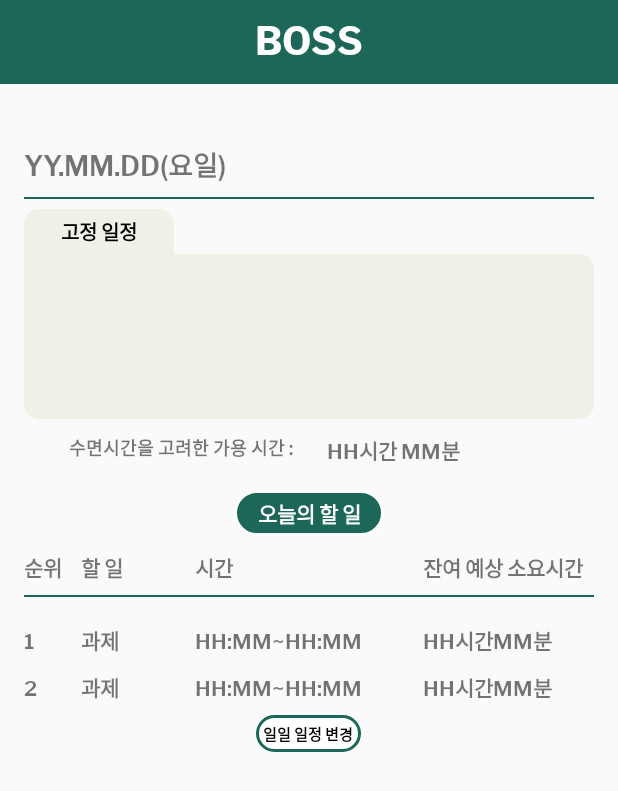
After one commit to Ginieee/22-2-Algorithm_TermProject, an Android app: the layout fragment_daily_schedule.xml on its own in the app's theme, with its tools: preview values and no code run, on a phone screen of 412 x 824 dp. The commit adds this screen. Shown: the top 791 px of the screen. Run offline under Robolectric (Android 15) with nearby library versions, the phone set to English and light mode, and no system bars.

Commit message:
create add_daily.xml, daily.xml

```diff
--- /dev/null
+++ b/app/src/main/res/layout/fragment_daily_schedule.xml
@@ -0,0 +1,261 @@
+<?xml version="1.0" encoding="utf-8"?>
+<layout xmlns:android="http://schemas.android.com/apk/res/android"
+    xmlns:tools="http://schemas.android.com/tools"
+    xmlns:app="http://schemas.android.com/apk/res-auto">
+
+    <androidx.constraintlayout.widget.ConstraintLayout
+        android:layout_width="match_parent"
+        android:layout_height="match_parent">
+
+        <TextView
+            android:id="@+id/toolbar_title"
+            android:layout_width="match_parent"
+            android:layout_height="?attr/actionBarSize"
+            android:background="@color/MainGreen"
+            android:fontFamily="@font/librefranklin_bold"
+            android:gravity="center"
+            android:text="BOSS"
+            android:textAlignment="center"
+            android:textColor="@color/white"
+            android:textSize="25sp"
+            android:textStyle="bold"
+            app:layout_constraintEnd_toEndOf="parent"
+            app:layout_constraintStart_toStartOf="parent"
+            app:layout_constraintTop_toTopOf="parent" />
+
+        <androidx.constraintlayout.widget.ConstraintLayout
+            android:id="@+id/constraintLayout"
+            android:layout_width="match_parent"
+            android:layout_height="wrap_content"
+            android:layout_marginStart="16dp"
+            android:layout_marginTop="40dp"
+            android:layout_marginEnd="16dp"
+            app:layout_constraintEnd_toEndOf="parent"
+            app:layout_constraintStart_toStartOf="parent"
+            app:layout_constraintTop_toBottomOf="@+id/toolbar_title">
+
+            <TextView
+                android:id="@+id/daily_date"
+                android:layout_width="wrap_content"
+                android:layout_height="wrap_content"
+                android:fontFamily="@font/librefranklin_semibold"
+                android:text="YY.MM.DD(요일)"
+                android:textSize="18sp"
+                app:layout_constraintStart_toStartOf="parent"
+                app:layout_constraintTop_toTopOf="parent" />
+
+            <View
+                android:id="@+id/daily_line"
+                android:layout_width="match_parent"
+                android:layout_height="2px"
+                android:layout_marginTop="8dp"
+                android:background="@color/MainGreen"
+                app:layout_constraintEnd_toEndOf="parent"
+                app:layout_constraintStart_toStartOf="parent"
+                app:layout_constraintTop_toBottomOf="@+id/daily_date" />
+
+            <TextView
+                android:id="@+id/daily_fixed_schedule"
+                style="@style/fixed_day"
+                android:layout_marginTop="8dp"
+                android:text="고정 일정"
+                app:layout_constraintStart_toStartOf="parent"
+                app:layout_constraintTop_toTopOf="@+id/daily_line" />
+
+            <LinearLayout
+                android:id="@+id/daily_fixed_schedule_body"
+                style="@style/fixed_body"
+                app:layout_constraintStart_toStartOf="parent"
+                app:layout_constraintTop_toBottomOf="@+id/daily_fixed_schedule"></LinearLayout>
+
+            <TextView
+                android:id="@+id/textView4"
+                android:layout_width="wrap_content"
+                android:layout_height="wrap_content"
+                android:layout_marginStart="30dp"
+                android:layout_marginTop="10dp"
+                android:fontFamily="@font/librefranklin_semibold"
+                android:text="수면시간을 고려한 가용 시간 : "
+                android:textSize="12sp"
+                app:layout_constraintStart_toStartOf="parent"
+                app:layout_constraintTop_toBottomOf="@+id/daily_fixed_schedule_body" />
+
+            <TextView
+                android:id="@+id/left_time"
+                android:layout_width="wrap_content"
+                android:layout_height="wrap_content"
+                android:layout_marginStart="20dp"
+                android:layout_marginTop="10dp"
+                android:fontFamily="@font/librefranklin_semibold"
+                android:text="HH시간 MM분"
+                app:layout_constraintStart_toEndOf="@+id/textView4"
+                app:layout_constraintTop_toBottomOf="@+id/daily_fixed_schedule_body" />
+
+        </androidx.constraintlayout.widget.ConstraintLayout>
+
+        <ScrollView
+            android:id="@+id/scrollView2"
+            android:layout_width="match_parent"
+            android:layout_height="wrap_content"
+            android:layout_marginTop="16dp"
+            app:layout_constraintEnd_toEndOf="parent"
+            app:layout_constraintStart_toStartOf="parent"
+            app:layout_constraintTop_toBottomOf="@+id/constraintLayout">
+
+            <LinearLayout
+                android:layout_width="match_parent"
+                android:layout_height="wrap_content"
+                android:gravity="center"
+                android:layout_marginStart="16dp"
+                android:layout_marginEnd="16dp"
+                android:orientation="vertical">
+
+                <TextView
+                    android:id="@+id/daily_work"
+                    style="@style/daily_work"
+                    android:layout_width="100dp"
+                    android:layout_height="wrap_content"
+                    android:text="오늘의 할 일" />
+
+                <LinearLayout
+                    android:id="@+id/daily_work_component"
+                    android:layout_width="match_parent"
+                    android:layout_height="match_parent"
+                    android:layout_marginTop="10dp"
+                    android:orientation="horizontal">
+
+                    <TextView
+                        android:id="@+id/textView6"
+                        android:layout_width="0dp"
+                        android:layout_height="wrap_content"
+                        android:layout_weight="1"
+                        android:fontFamily="@font/librefranklin_semibold"
+                        android:text="순위" />
+
+                    <TextView
+                        android:id="@+id/textView7"
+                        android:layout_width="0dp"
+                        android:layout_height="wrap_content"
+                        android:layout_weight="2"
+                        android:fontFamily="@font/librefranklin_semibold"
+                        android:text="할 일" />
+
+                    <TextView
+                        android:id="@+id/textView8"
+                        android:layout_width="0dp"
+                        android:layout_height="wrap_content"
+                        android:layout_weight="4"
+                        android:fontFamily="@font/librefranklin_semibold"
+                        android:text="시간" />
+
+                    <TextView
+                        android:id="@+id/textView9"
+                        android:layout_width="0dp"
+                        android:layout_height="wrap_content"
+                        android:layout_weight="3"
+                        android:fontFamily="@font/librefranklin_semibold"
+                        android:text="잔여 예상 소요시간" />
+                </LinearLayout>
+
+                <View
+                    android:id="@+id/daily_line2"
+                    android:layout_width="match_parent"
+                    android:layout_height="2px"
+                    android:layout_marginTop="8dp"
+                    android:layout_marginBottom="8dp"
+                    android:background="@color/MainGreen" />
+
+                <LinearLayout
+                    android:id="@+id/daily_work_1"
+                    android:layout_width="match_parent"
+                    android:layout_height="match_parent"
+                    android:layout_marginTop="10dp"
+                    android:orientation="horizontal">
+
+                    <TextView
+                        android:id="@+id/textView10"
+                        android:layout_width="0dp"
+                        android:layout_height="wrap_content"
+                        android:layout_weight="1"
+                        android:fontFamily="@font/librefranklin_semibold"
+                        android:text="1" />
+
+                    <TextView
+                        android:id="@+id/textView11"
+                        android:layout_width="0dp"
+                        android:layout_height="wrap_content"
+                        android:layout_weight="2"
+                        android:fontFamily="@font/librefranklin_semibold"
+                        android:text="과제" />
+
+                    <TextView
+                        android:id="@+id/textView12"
+                        android:layout_width="0dp"
+                        android:layout_height="wrap_content"
+                        android:layout_weight="4"
+                        android:fontFamily="@font/librefranklin_semibold"
+                        android:text="HH:MM~HH:MM" />
+
+                    <TextView
+                        android:id="@+id/textView13"
+                        android:layout_width="0dp"
+                        android:layout_height="wrap_content"
+                        android:layout_weight="3"
+                        android:fontFamily="@font/librefranklin_semibold"
+                        android:text="HH시간MM분" />
+                </LinearLayout>
+
+                <LinearLayout
+                    android:id="@+id/daily_work_2"
+                    android:layout_width="match_parent"
+                    android:layout_height="match_parent"
+                    android:layout_marginTop="10dp"
+                    android:orientation="horizontal">
+
+                    <TextView
+                        android:id="@+id/textView14"
+                        android:layout_width="0dp"
+                        android:layout_height="wrap_content"
+                        android:layout_weight="1"
+                        android:fontFamily="@font/librefranklin_semibold"
+                        android:text="2" />
+
+                    <TextView
+                        android:id="@+id/textView15"
+                        android:layout_width="0dp"
+                        android:layout_height="wrap_content"
+                        android:layout_weight="2"
+                        android:fontFamily="@font/librefranklin_semibold"
+                        android:text="과제" />
+
+                    <TextView
+                        android:id="@+id/textView16"
+                        android:layout_width="0dp"
+                        android:layout_height="wrap_content"
+                        android:layout_weight="4"
+                        android:fontFamily="@font/librefranklin_semibold"
+                        android:text="HH:MM~HH:MM" />
+
+                    <TextView
+                        android:id="@+id/textView17"
+                        android:layout_width="0dp"
+                        android:layout_height="wrap_content"
+                        android:layout_weight="3"
+                        android:fontFamily="@font/librefranklin_semibold"
+                        android:text="HH시간MM분" />
+                </LinearLayout>
+
+                <TextView
+                    android:id="@+id/change_daily_work"
+                    style="@style/add_daily_work"
+                    android:layout_width="70dp"
+                    android:layout_height="wrap_content"
+                    android:text="일일 일정 변경"
+                    android:layout_marginTop="8dp"
+                    android:textSize="10sp" />
+
+            </LinearLayout>
+        </ScrollView>
+
+    </androidx.constraintlayout.widget.ConstraintLayout>
+</layout>
--- a/app/src/main/res/values/themes.xml
+++ b/app/src/main/res/values/themes.xml
@@ -112,4 +112,20 @@
         <item name="android:background">@null</item>
     </style>
 
+    <style name="daily_work">
+        <item name="android:background">@drawable/round_rect_green</item>
+        <item name="android:textColor">@color/white</item>
+        <item name="android:textAlignment">center</item>
+        <item name="android:gravity">center</item>
+        <item name="android:fontFamily">@font/librefranklin_semibold</item>
+    </style>
+
+    <style name="add_daily_work">
+        <item name="android:background">@drawable/round_rect_white</item>
+        <item name="android:textColor">@color/black</item>
+        <item name="android:textAlignment">center</item>
+        <item name="android:gravity">center</item>
+        <item name="android:fontFamily">@font/librefranklin_semibold</item>
+    </style>
+
 </resources>
```
Also changed, not shown: app/src/main/res/layout/fragment_add_daily.xml (added, +272 -0 lines).
